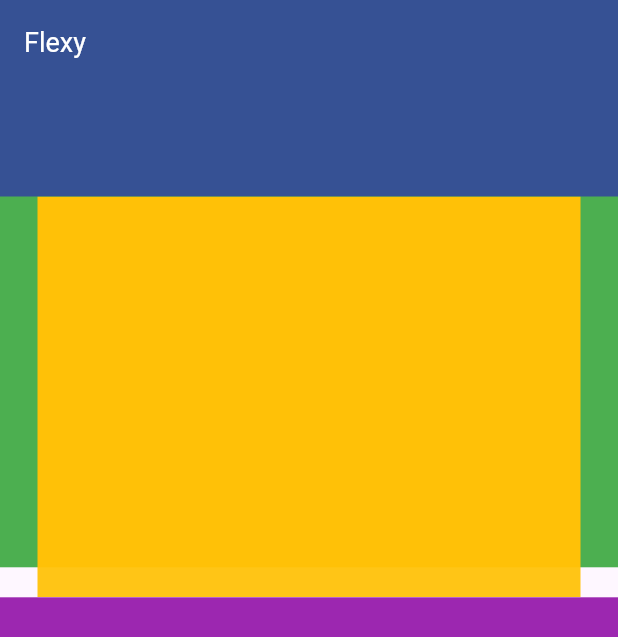
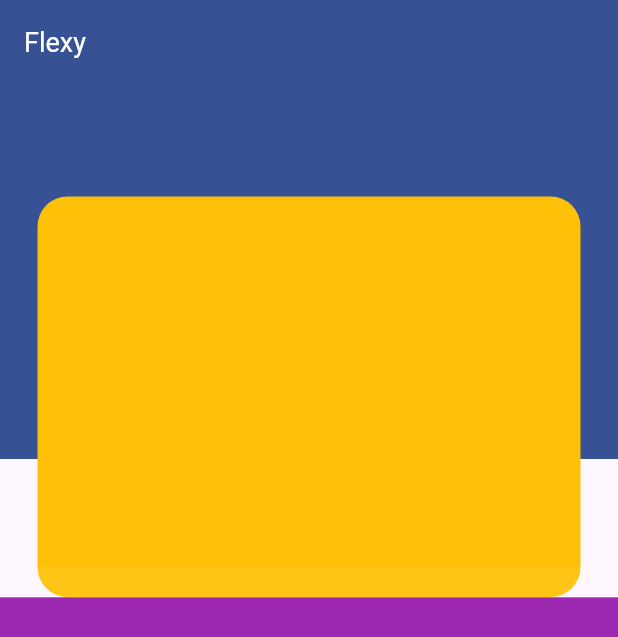
Before and after one commit to hanifaslam/appflexy, a Flutter app: the ProfileView screen opened by its route, after a tap on "Simpan", on a phone screen of 412 x 824 dp. Shown: the top 637 px of the screen. Run offline on Flutter 3.47's test engine with Material 3 defaults, Android fonts, the phone set to English and light mode, and no system bars; our stand-ins replace get.

Commit message:
border radius cart

```diff
--- a/lib/app/modules/home/views/home_view.dart
+++ b/lib/app/modules/home/views/home_view.dart
@@ -33,15 +33,16 @@ class HomeView extends GetView<HomeController> {
               children: [
                 Container(
                   height: Get.height * 0.300,
-                  color: Colors.green,
+                  // color: Colors.green,
                   child: Column(
                     children: [
-                      ClipPath(
-                        clipper: ClipInfoClass(),
-                        child: Container(
-                          margin: EdgeInsets.symmetric(horizontal: 25),
-                          height: 267,
-                          color: Colors.amber,
+                      Container(
+                        margin: EdgeInsets.symmetric(horizontal: 25),
+                        height: 267,
+                        decoration: BoxDecoration(
+                          color: Colors.amber, // Pindahkan warna ke sini
+                          borderRadius: BorderRadius.circular(
+                              20), // Tambahkan border radius
                         ),
                       )
                     ],
@@ -68,48 +69,53 @@ class HomeView extends GetView<HomeController> {
 
 
 
+
+
+
+
+
 // for class clipPath
 
-class ClipInfoClass extends CustomClipper<Path> {
-  @override
-  Path getClip(Size size) {
-    var path = Path();
-    path.lineTo(0.0, size.height);
+// class ClipInfoClass extends CustomClipper<Path> {
+//   @override
+//   Path getClip(Size size) {
+//     var path = Path();
+//     path.lineTo(0.0, size.height);
 
-    var FirstControlPoint = Offset(size.width, size.height);
-    var FirstPoint = Offset(size.width, size.height);
+//     var FirstControlPoint = Offset(size.width, size.height);
+//     var FirstPoint = Offset(size.width, size.height);
 
-    path.quadraticBezierTo(FirstControlPoint.dx, FirstControlPoint.dy,
-        FirstPoint.dx, FirstPoint.dy);
+//     path.quadraticBezierTo(FirstControlPoint.dx, FirstControlPoint.dy,
+//         FirstPoint.dx, FirstPoint.dy);
 
-    path.lineTo(size.width, 0.0);
-    path.close();
+//     path.lineTo(size.width, 0.0);
+//     path.close();
 
-    return path;
-  }
+//     return path;
+//   }
 
-  @override
-  bool shouldReclip(covariant CustomClipper<Path> oldClipper) => false;
-}
+//   @override
+//   bool shouldReclip(covariant CustomClipper<Path> oldClipper) => false;
+// }
 
-class ClipPathClass extends CustomClipper<Path> {
-  @override
-  Path getClip(Size size) {
-    var path = Path();
-    path.lineTo(0.0, size.height);
+// class ClipPathClass extends CustomClipper<Path> {
+//   @override
+//   Path getClip(Size size) {
+//     var path = Path();
+//     path.lineTo(0.0, size.height);
 
-    var FirstControlPoint = Offset(size.width, size.height);
-    var FirstPoint = Offset(size.width, size.height);
+//     var FirstControlPoint = Offset(size.width, size.height);
+//     var FirstPoint = Offset(size.width, size.height);
 
-    path.quadraticBezierTo(FirstControlPoint.dx, FirstControlPoint.dy,
-        FirstPoint.dx, FirstPoint.dy);
+//     path.quadraticBezierTo(FirstControlPoint.dx, FirstControlPoint.dy,
+//         FirstPoint.dx, FirstPoint.dy);
 
-    path.lineTo(size.width, 0.0);
-    path.close();
+//     path.lineTo(size.width, 0.0);
+//     path.close();
 
-    return path;
-  }
+//     return path;
+//   }
 
-  @override
-  bool shouldReclip(covariant CustomClipper<Path> oldClipper) => false;
-}
+//   @override
+//   bool shouldReclip(covariant CustomClipper<Path> oldClipper) => false;
+// }
```
Also changed, not shown: lib/main.dart (+6 -6 lines).
